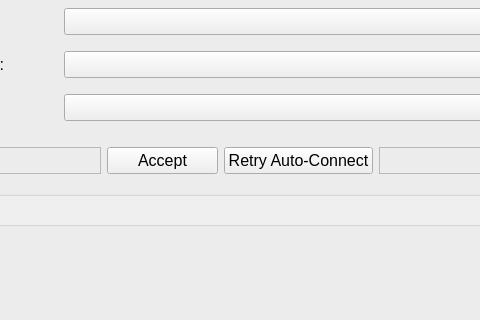
First picture: the form in ui/device_manager.ui, repository mitbailey/MMC, before the edit; both pictures show x 160 to 640 and y 137 to 457 of the 800 by 750 pixel window.
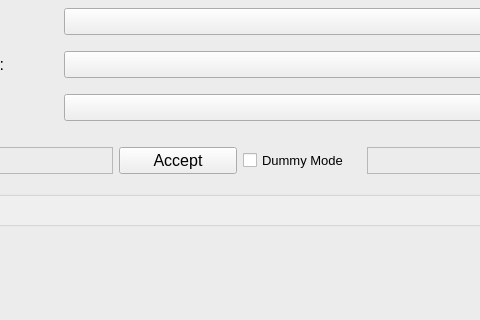
Second picture: the form after the edit.

Commit message: Implemented manually chosen device port booting, fixed some issues with the device manager, now allows choosing dummy mode in the device manager, changed middleware/drivers to better deal with dummy activation.

The edit to the form file:
```diff
--- a/ui/device_manager.ui
+++ b/ui/device_manager.ui
@@ -221,9 +221,15 @@
              </widget>
             </item>
             <item>
-             <widget class="QPushButton" name="ret_button">
+             <widget class="QCheckBox" name="dum_checkbox">
+              <property name="font">
+               <font>
+                <family>Segoe UI</family>
+                <pointsize>10</pointsize>
+               </font>
+              </property>
               <property name="text">
-               <string>Retry Auto-Connect</string>
+               <string>Dummy Mode</string>
               </property>
              </widget>
             </item>
```
The commit also changes 3 other files.
